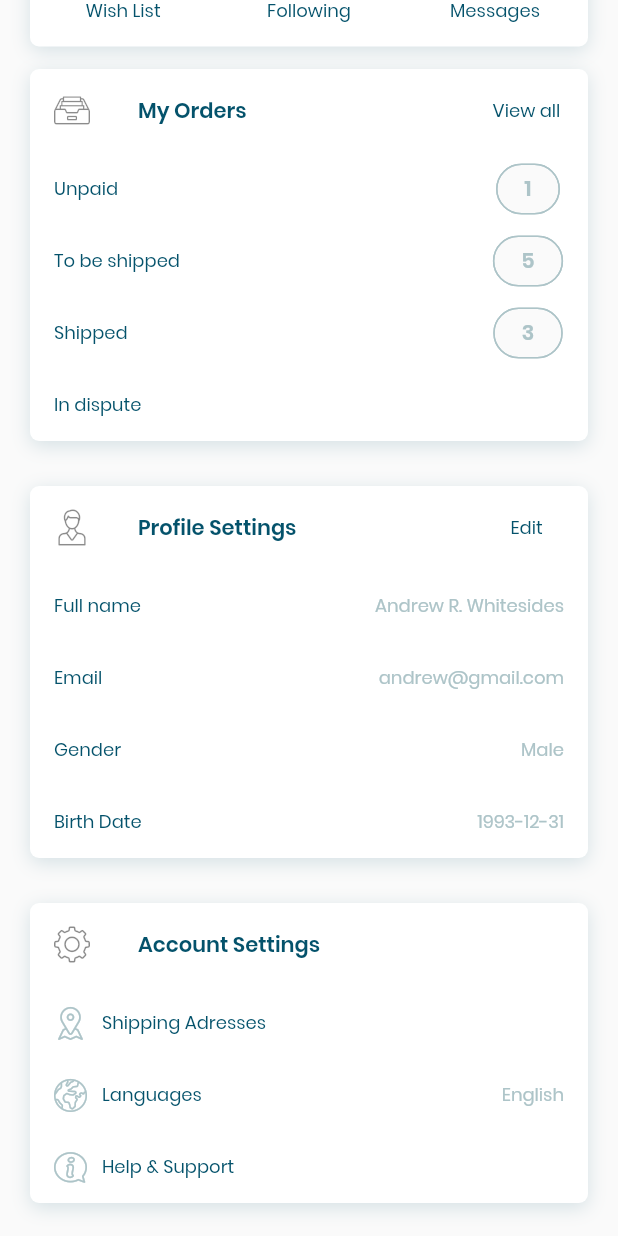
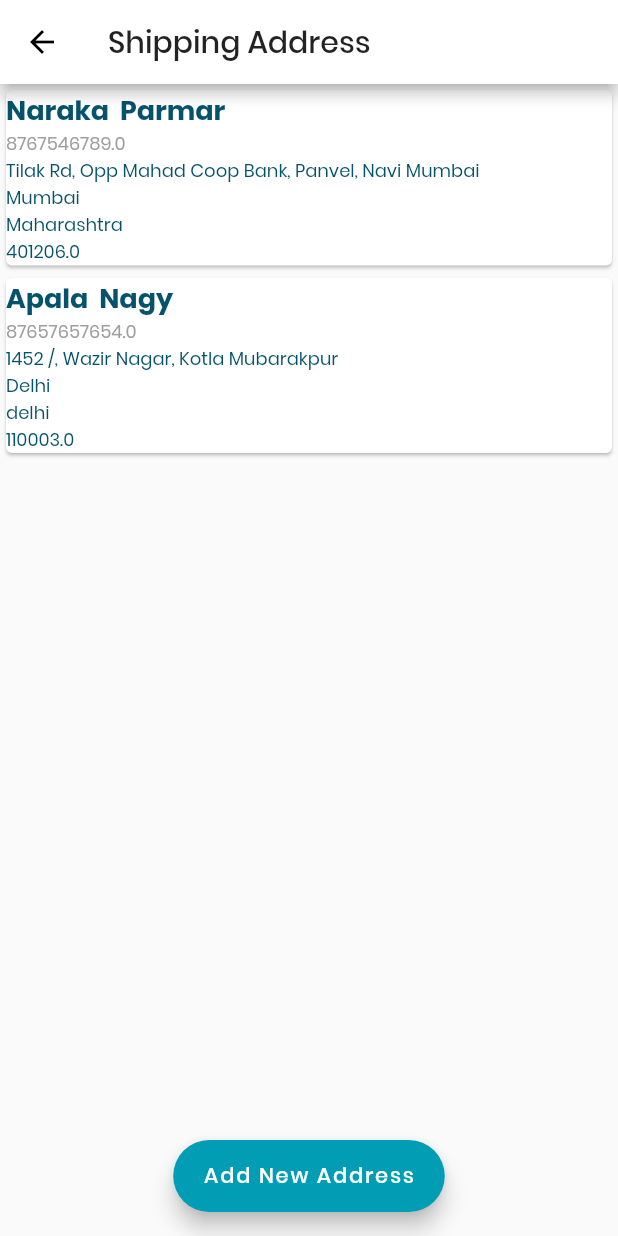
Before and after one commit to soumyap13/Store-App, a Flutter app: the AccountWidget widget shown alone on an empty page, opened directly, scrolled down 191 dp, after a tap on "Shipping Adresses", on a phone screen of 412 x 824 dp. Run offline on Flutter 3.47's test engine with Material 2 defaults, Android fonts, the phone set to English and light mode, and no system bars; our stand-ins replace carousel_slider, datetime_picker_formfield, flutter_svg, get_it, shared_preferences, sticky_headers and 1 more; missing offline and left inert: dart:js, shared_preferences_web; accounts and stored records are empty.

Commit message:
soumya added

```diff
--- a/lib/route_generator.dart
+++ b/lib/route_generator.dart
@@ -1,3 +1,5 @@
+import 'package:store_app/src/screens/shippingaddressmain.dart';
+
 import 'src/models/route_argument.dart';
 import 'src/screens/brand.dart';
 import 'src/screens/brands.dart';
@@ -71,6 +73,8 @@ class RouteGenerator {
         return MaterialPageRoute(builder: (_) => HelpWidget());
       case '/Languages':
         return MaterialPageRoute(builder: (_) => LanguagesWidget());
+      case '/Shipping Address':
+        return MaterialPageRoute(builder: (_) => MyHomePage());
 //      case '/second':
 //      // Validation of correct data type
 //        if (args is String) {
--- /dev/null
+++ b/lib/src/models/savedaddress.dart
@@ -0,0 +1,19 @@
+import 'package:flutter/foundation.dart';
+
+class SavedAddress {
+  final String fullname;
+  final double mnumber;
+  final String streetaddress;
+  final String city;
+  final String state;
+  final double pincode;
+
+  SavedAddress({
+    @required this.fullname,
+    @required this.mnumber,
+    @required this.streetaddress,
+    @required this.city,
+    @required this.state,
+    @required this.pincode,
+  });
+}
--- a/lib/src/screens/account.dart
+++ b/lib/src/screens/account.dart
@@ -344,7 +344,9 @@ class _AccountWidgetState extends State<AccountWidget> {
                   ),
                 ),
                 ListTile(
-                  onTap: () {},
+                  onTap: () {
+                    Navigator.of(context).pushNamed('/Shipping Address');
+                  },
                   dense: true,
                   title: Row(
                     children: <Widget>[
--- /dev/null
+++ b/lib/src/screens/shippingaddressmain.dart
@@ -0,0 +1,92 @@
+import 'dart:js';
+
+import 'package:flutter/gestures.dart';
+import 'package:flutter/material.dart';
+import '../widgets/new_address.dart';
+import '../models/savedaddress.dart';
+import '../widgets/address_list.dart';
+
+void main() => runApp(MyApp());
+
+class MyApp extends StatelessWidget {
+  @override
+  Widget build(BuildContext context) {
+    return MaterialApp(
+      title: 'Saved Address ',
+      home: MyHomePage(),
+    );
+  }
+}
+
+class MyHomePage extends StatefulWidget {
+  @override
+  _MyHomePageState createState() => _MyHomePageState();
+}
+
+class _MyHomePageState extends State<MyHomePage> {
+  final List<SavedAddress> _userAddress = [
+    SavedAddress(
+        fullname: 'Naraka  Parmar',
+        mnumber: 8767546789,
+        streetaddress: 'Tilak Rd, Opp Mahad Coop Bank, Panvel, Navi Mumbai',
+        city: 'Mumbai',
+        state: 'Maharashtra',
+        pincode: 401206),
+    SavedAddress(
+        fullname: 'Apala  Nagy',
+        mnumber: 87657657654,
+        streetaddress: '1452 /, Wazir Nagar, Kotla Mubarakpur',
+        city: 'Delhi',
+        state: 'delhi',
+        pincode: 110003),
+  ];
+  void _addNewAddress(String sdfullname, double sdmnumber,
+      String sdstreetaddress, String sdcity, String sdstate, double sdpincode) {
+    final newSd = SavedAddress(
+        fullname: sdfullname,
+        mnumber: sdmnumber,
+        streetaddress: sdstreetaddress,
+        city: sdcity,
+        state: sdstate,
+        pincode: sdpincode);
+    setState(() {
+      _userAddress.add(newSd);
+    });
+  }
+
+  void _startAddNewAddress(BuildContext ctx) {
+    showModalBottomSheet(
+      context: ctx,
+      builder: (_) {
+        return GestureDetector(
+          onTap: () {},
+          child: NewAddress(_addNewAddress),
+          behavior: HitTestBehavior.opaque,
+        );
+      },
+    );
+  }
+
+  @override
+  Widget build(BuildContext context) {
+    return Scaffold(
+      appBar: AppBar(
+        title: Text('Shipping Address'),
+      ),
+      body: SingleChildScrollView(
+        child: Column(
+          //mainAxisAlignment: MainAxisAlignment.spaceAround,
+          crossAxisAlignment: CrossAxisAlignment.stretch,
+          children: <Widget>[AddressList(_userAddress)],
+        ),
+      ),
+      floatingActionButtonLocation: FloatingActionButtonLocation.centerFloat,
+      floatingActionButton: FloatingActionButton.extended(
+        //icon: Icon(Icons.add),
+        label: Text('Add New Address'),
+
+        onPressed: () => _startAddNewAddress(context),
+      ),
+    );
+  }
+}
--- /dev/null
+++ b/lib/src/widgets/address_list.dart
@@ -0,0 +1,42 @@
+import 'package:flutter/material.dart';
+import '../models/savedaddress.dart';
+
+class AddressList extends StatelessWidget {
+  final List<SavedAddress> address;
+  AddressList(this.address);
+
+  @override
+  Widget build(BuildContext context) {
+    return Container(
+      height: 300,
+      child: ListView.builder(
+        itemBuilder: (ctx, index) {
+          return Container(
+            width: double.infinity,
+            child: Card(
+              child: Column(
+                crossAxisAlignment: CrossAxisAlignment.start,
+                children: <Widget>[
+                  Text(
+                    address[index].fullname,
+                    style: TextStyle(fontSize: 18, fontWeight: FontWeight.bold),
+                  ),
+                  Text(
+                    address[index].mnumber.toString(),
+                    style: TextStyle(color: Colors.grey),
+                  ),
+                  Text(address[index].streetaddress),
+                  Text(address[index].city),
+                  Text(address[index].state),
+                  Text(address[index].pincode.toString())
+                ],
+              ),
+            ),
+          );
+        },
+        itemCount: address.length,
+        // children: address.map((sd) { }).toList(),
+      ),
+    );
+  }
+}
```
Also changed, not shown: lib/src/widgets/new_address.dart (added, +109 -0 lines), 2 other files.
